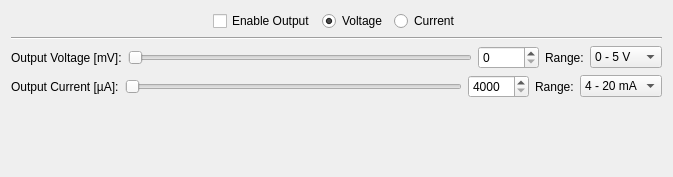
The window that src/brickv/plugin_system/plugins/industrial_analog_out_v2/ui/industrial_analog_out_v2.ui (Tinkerforge/brickv) describes before a commit, drawn with Qt 5.
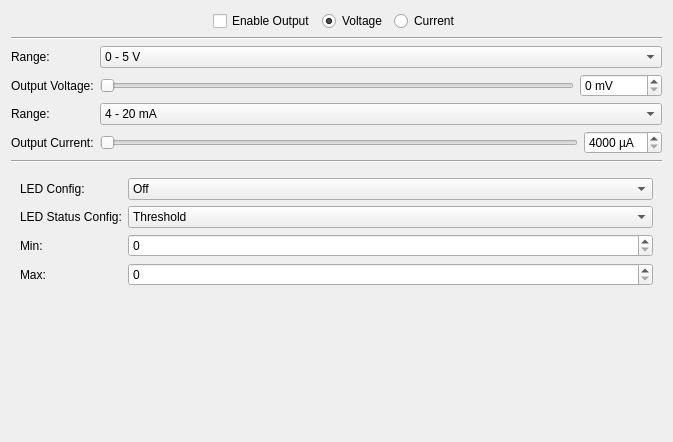
The same window after the commit.

Commit message: industrial-analog-out-v2: Channel status LED implementation

```diff
--- a/src/brickv/plugin_system/plugins/industrial_analog_out_v2/ui/industrial_analog_out_v2.ui
+++ b/src/brickv/plugin_system/plugins/industrial_analog_out_v2/ui/industrial_analog_out_v2.ui
@@ -7,7 +7,7 @@
     <x>0</x>
     <y>0</y>
     <width>673</width>
-    <height>177</height>
+    <height>442</height>
    </rect>
   </property>
   <property name="windowTitle">
@@ -77,38 +77,22 @@
    </item>
    <item>
     <widget class="QWidget" name="widget_voltage" native="true">
-     <layout class="QHBoxLayout" name="horizontalLayout_3">
+     <layout class="QGridLayout" name="gridLayout_3">
       <property name="margin">
        <number>0</number>
       </property>
-      <item>
+      <item row="1" column="0">
        <widget class="QLabel" name="label_voltage">
         <property name="text">
-         <string>Output Voltage [mV]:</string>
+         <string>Output Voltage:</string>
         </property>
        </widget>
       </item>
-      <item>
-       <widget class="QSlider" name="slider_voltage">
-        <property name="sizePolicy">
-         <sizepolicy hsizetype="Expanding" vsizetype="Fixed">
-          <horstretch>1</horstretch>
-          <verstretch>0</verstretch>
-         </sizepolicy>
-        </property>
-        <property name="maximum">
-         <number>10000</number>
-        </property>
-        <property name="pageStep">
-         <number>1000</number>
-        </property>
-        <property name="orientation">
-         <enum>Qt::Horizontal</enum>
-        </property>
-       </widget>
-      </item>
-      <item>
+      <item row="1" column="2">
        <widget class="QSpinBox" name="spin_voltage">
+        <property name="suffix">
+         <string> mV</string>
+        </property>
         <property name="maximum">
          <number>10000</number>
         </property>
@@ -117,14 +101,33 @@
         </property>
        </widget>
       </item>
-      <item>
+      <item row="1" column="1">
+       <widget class="QSlider" name="slider_voltage">
+        <property name="sizePolicy">
+         <sizepolicy hsizetype="Expanding" vsizetype="Fixed">
+          <horstretch>1</horstretch>
+          <verstretch>0</verstretch>
+         </sizepolicy>
+        </property>
+        <property name="maximum">
+         <number>10000</number>
+        </property>
+        <property name="pageStep">
+         <number>1000</number>
+        </property>
+        <property name="orientation">
+         <enum>Qt::Horizontal</enum>
+        </property>
+       </widget>
+      </item>
+      <item row="0" column="0">
        <widget class="QLabel" name="label_voltage_range">
         <property name="text">
          <string>Range:</string>
         </property>
        </widget>
       </item>
-      <item>
+      <item row="0" column="1" colspan="2">
        <widget class="QComboBox" name="box_voltage_range">
         <item>
          <property name="text">
@@ -143,41 +146,22 @@
    </item>
    <item>
     <widget class="QWidget" name="widget_current" native="true">
-     <layout class="QHBoxLayout" name="horizontalLayout">
+     <layout class="QGridLayout" name="gridLayout_2">
       <property name="margin">
        <number>0</number>
       </property>
-      <item>
+      <item row="1" column="0">
        <widget class="QLabel" name="label_current">
         <property name="text">
-         <string>Output Current [µA]:</string>
+         <string>Output Current:</string>
         </property>
        </widget>
       </item>
-      <item>
-       <widget class="QSlider" name="slider_current">
-        <property name="sizePolicy">
-         <sizepolicy hsizetype="Expanding" vsizetype="Fixed">
-          <horstretch>1</horstretch>
-          <verstretch>0</verstretch>
-         </sizepolicy>
-        </property>
-        <property name="minimum">
-         <number>4000</number>
-        </property>
-        <property name="maximum">
-         <number>20000</number>
-        </property>
-        <property name="pageStep">
-         <number>1000</number>
-        </property>
-        <property name="orientation">
-         <enum>Qt::Horizontal</enum>
-        </property>
-       </widget>
-      </item>
-      <item>
+      <item row="1" column="2">
        <widget class="QSpinBox" name="spin_current">
+        <property name="suffix">
+         <string> µA</string>
+        </property>
         <property name="minimum">
          <number>4000</number>
         </property>
@@ -189,14 +173,36 @@
         </property>
        </widget>
       </item>
-      <item>
+      <item row="1" column="1">
+       <widget class="QSlider" name="slider_current">
+        <property name="sizePolicy">
+         <sizepolicy hsizetype="Expanding" vsizetype="Fixed">
+          <horstretch>1</horstretch>
+          <verstretch>0</verstretch>
+         </sizepolicy>
+        </property>
+        <property name="minimum">
+         <number>4000</number>
+        </property>
+        <property name="maximum">
+         <number>20000</number>
+        </property>
+        <property name="pageStep">
+         <number>1000</number>
+        </property>
+        <property name="orientation">
+         <enum>Qt::Horizontal</enum>
+        </property>
+       </widget>
+      </item>
+      <item row="0" column="0">
        <widget class="QLabel" name="label_current_range">
         <property name="text">
          <string>Range:</string>
         </property>
        </widget>
       </item>
-      <item>
+      <item row="0" column="1" colspan="2">
        <widget class="QComboBox" name="box_current_range">
         <item>
          <property name="text">
@@ -218,6 +224,120 @@
      </layout>
     </widget>
    </item>
+   <item>
+    <widget class="Line" name="line_2">
+     <property name="orientation">
+      <enum>Qt::Horizontal</enum>
+     </property>
+    </widget>
+   </item>
+   <item>
+    <widget class="QWidget" name="widget_channel_status_led" native="true">
+     <property name="enabled">
+      <bool>true</bool>
+     </property>
+     <layout class="QGridLayout" name="gridLayout_4">
+      <item row="0" column="0">
+       <widget class="QLabel" name="label">
+        <property name="text">
+         <string>LED Config:</string>
+        </property>
+       </widget>
+      </item>
+      <item row="3" column="0">
+       <widget class="QLabel" name="label_sbox_csl_max">
+        <property name="text">
+         <string>Max:</string>
+        </property>
+       </widget>
+      </item>
+      <item row="1" column="0">
+       <widget class="QLabel" name="label_cbox_csl_lsc">
+        <property name="text">
+         <string>LED Status Config:</string>
+        </property>
+       </widget>
+      </item>
+      <item row="2" column="0">
+       <widget class="QLabel" name="label_sbox_csl_min">
+        <property name="text">
+         <string>Min:</string>
+        </property>
+       </widget>
+      </item>
+      <item row="0" column="1">
+       <widget class="QComboBox" name="cbox_csl_lc">
+        <property name="sizePolicy">
+         <sizepolicy hsizetype="Expanding" vsizetype="Fixed">
+          <horstretch>0</horstretch>
+          <verstretch>0</verstretch>
+         </sizepolicy>
+        </property>
+        <item>
+         <property name="text">
+          <string>Off</string>
+         </property>
+        </item>
+        <item>
+         <property name="text">
+          <string>On</string>
+         </property>
+        </item>
+        <item>
+         <property name="text">
+          <string>Show Heartbeat</string>
+         </property>
+        </item>
+        <item>
+         <property name="text">
+          <string>Show Channel Status</string>
+         </property>
+        </item>
+       </widget>
+      </item>
+      <item row="1" column="1">
+       <widget class="QComboBox" name="cbox_csl_lsc">
+        <property name="sizePolicy">
+         <sizepolicy hsizetype="Expanding" vsizetype="Fixed">
+          <horstretch>0</horstretch>
+          <verstretch>0</verstretch>
+         </sizepolicy>
+        </property>
+        <item>
+         <property name="text">
+          <string>Threshold</string>
+         </property>
+        </item>
+        <item>
+         <property name="text">
+          <string>Intensity</string>
+         </property>
+        </item>
+       </widget>
+      </item>
+      <item row="2" column="1">
+       <widget class="QSpinBox" name="sbox_csl_min">
+        <property name="sizePolicy">
+         <sizepolicy hsizetype="Expanding" vsizetype="Fixed">
+          <horstretch>0</horstretch>
+          <verstretch>0</verstretch>
+         </sizepolicy>
+        </property>
+       </widget>
+      </item>
+      <item row="3" column="1">
+       <widget class="QSpinBox" name="sbox_csl_max">
+        <property name="sizePolicy">
+         <sizepolicy hsizetype="Expanding" vsizetype="Fixed">
+          <horstretch>0</horstretch>
+          <verstretch>0</verstretch>
+         </sizepolicy>
+        </property>
+       </widget>
+      </item>
+     </layout>
+    </widget>
+   </item>
    <item>
     <spacer name="verticalSpacer">
      <property name="orientation">
```
The commit also changes 2 other files.
